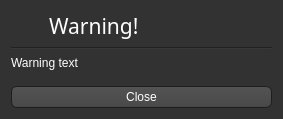
Old version of the form ui_templates/warning.ui in the repository BenjaminHalko/WiiMusicEditorPlus.
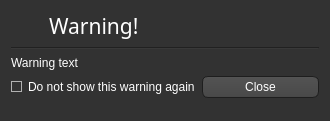
New version of the form. Icons and pictures are not drawn.

The edit to the form file:
```diff
--- a/ui_templates/warning.ui
+++ b/ui_templates/warning.ui
@@ -6,8 +6,8 @@
    <rect>
     <x>0</x>
     <y>0</y>
-    <width>283</width>
-    <height>119</height>
+    <width>330</width>
+    <height>121</height>
    </rect>
   </property>
   <property name="windowTitle">
@@ -536,6 +536,27 @@
      </property>
     </widget>
    </item>
+   <item>
+    <layout class="QHBoxLayout" name="horizontalLayout">
+     <item>
+      <widget class="QCheckBox" name="WarningDisable">
+       <property name="text">
+        <string>Do not show this warning again</string>
+       </property>
+      </widget>
+     </item>
+     <item>
+      <widget class="QPushButton" name="WarningClose">
+       <property name="enabled">
+        <bool>true</bool>
+       </property>
+       <property name="text">
+        <string>Close</string>
+       </property>
+      </widget>
+     </item>
+    </layout>
+   </item>
    <item>
     <spacer name="WarningSpacer">
      <property name="orientation">
@@ -549,16 +570,6 @@
      </property>
     </spacer>
    </item>
-   <item>
-    <widget class="QPushButton" name="WarningClose">
-     <property name="enabled">
-      <bool>true</bool>
-     </property>
-     <property name="text">
-      <string>Close</string>
-     </property>
-    </widget>
-   </item>
   </layout>
  </widget>
  <resources>
```
